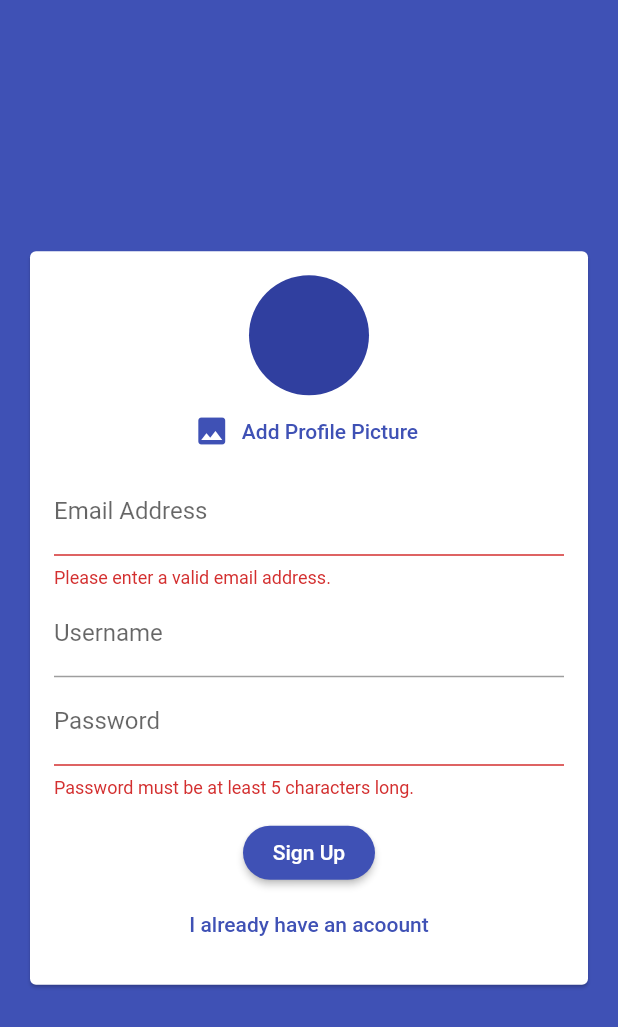
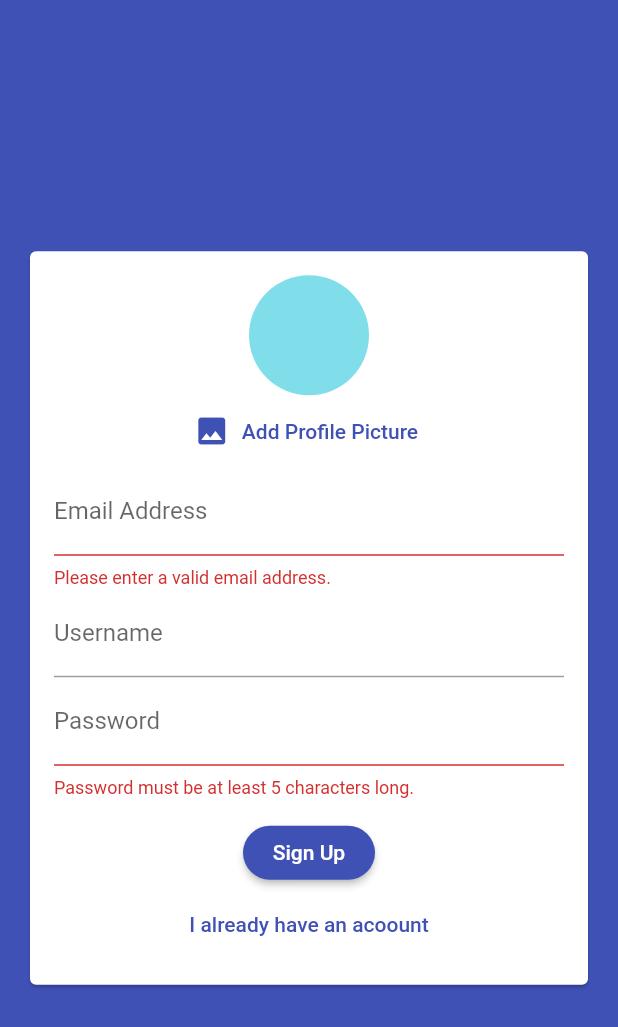
Before and after one commit to FercanSen/sample_chat_app, a Flutter app: the screen it shows after launch, after a tap on "Login", after a tap on "Create New Account", after a tap on "Add Profile Picture", on a phone screen of 412 x 824 dp. Shown: the top 1027 px of the screen. Run offline on Flutter 3.47's test engine with Material 2 defaults, Android fonts, the phone set to English and light mode, and no system bars; our stand-ins replace cloud_firestore, firebase_auth, image_picker; accounts and stored records are empty.

Commit message:
Image picker for profile picture is implemented

```diff
--- a/lib/widgets/auth/auth_form.dart
+++ b/lib/widgets/auth/auth_form.dart
@@ -1,4 +1,6 @@
 import 'package:flutter/material.dart';
+
+import 'package:sample_chat_app/widgets/pickers/user_image_picker.dart';
 
 class AuthForm extends StatefulWidget {
   AuthForm(this.submitFunction, this.isLoading);
@@ -52,13 +54,7 @@ class _AuthFormState extends State<AuthForm> {
               child: Column(
                 mainAxisSize: MainAxisSize.min,
                 children: <Widget>[
-                  CircleAvatar(radius: 40),
-                  FlatButton.icon(
-                    onPressed: () {},
-                    icon: Icon(Icons.image),
-                    label: Text("Add Profile Picture"),
-                    textColor: Theme.of(context).primaryColor,
-                  ),
+                  if (!isLogin) UserImagePicker(),
                   TextFormField(
                     key: ValueKey("email"),
                     validator: (value) {
--- /dev/null
+++ b/lib/widgets/pickers/user_image_picker.dart
@@ -0,0 +1,43 @@
+import 'dart:io';
+
+import 'package:flutter/material.dart';
+import 'package:image_picker/image_picker.dart';
+
+class UserImagePicker extends StatefulWidget {
+  @override
+  _UserImagePickerState createState() => _UserImagePickerState();
+}
+
+class _UserImagePickerState extends State<UserImagePicker> {
+  File _pickedImage; // To be able to show the preview of image
+
+  void _pickImage() async {
+    final picker = ImagePicker();
+    final pickedImage = await picker.getImage(source: ImageSource.camera);
+    final pickedImageFile = File(pickedImage.path);
+    setState(() {
+      //  To show the preview of the image
+      _pickedImage = pickedImageFile;
+    });
+  }
+
+  @override
+  Widget build(BuildContext context) {
+    return Column(
+      children: [
+        CircleAvatar(
+          radius: 40,
+          backgroundColor: Theme.of(context).accentColor,
+          backgroundImage:
+              _pickedImage != null ? FileImage(_pickedImage) : null,
+        ),
+        FlatButton.icon(
+          onPressed: _pickImage,
+          icon: Icon(Icons.image),
+          label: Text("Add Profile Picture"),
+          textColor: Theme.of(context).primaryColor,
+        ),
+      ],
+    );
+  }
+}
--- a/pubspec.yaml
+++ b/pubspec.yaml
@@ -30,6 +30,7 @@ dependencies:
   cupertino_icons: ^0.1.3
   cloud_firestore: 0.13.5
   firebase_auth: 0.16.1
+  image_picker: ^0.6.7+21
 
 dev_dependencies:
   flutter_test:
```
Also changed, not shown: pubspec.lock.
